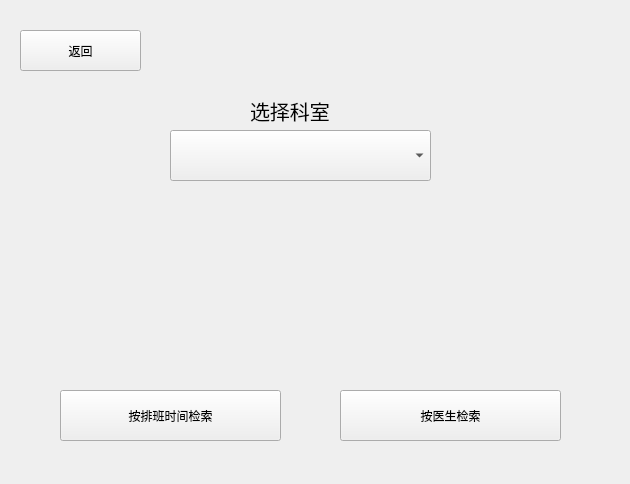
The window that medical_client/department_choose.ui (Gray7118/SMS-Smart_Medical_System) describes before a commit, drawn with Qt 5.
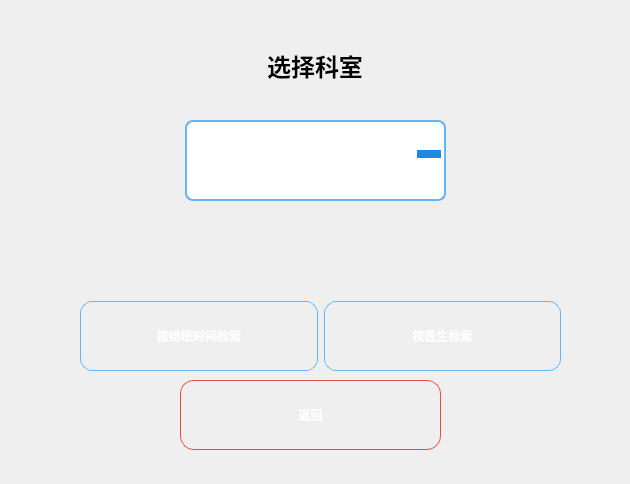
The same window after the commit.

Patch:
```diff
--- a/medical_client/department_choose.ui
+++ b/medical_client/department_choose.ui
@@ -13,72 +13,204 @@
   <property name="windowTitle">
    <string>Form</string>
   </property>
-  <widget class="QComboBox" name="combo_d_choose">
-   <property name="geometry">
-    <rect>
-     <x>170</x>
-     <y>130</y>
-     <width>261</width>
-     <height>51</height>
-    </rect>
-   </property>
-  </widget>
+  <property name="styleSheet">
+   <string notr="true">
+    QWidget#department_choose {
+        background-color: qlineargradient(
+            x1:0, y1:0, x2:0, y2:1,
+            stop:0 #e3f2fd,
+            stop:1 #ffffff
+        );
+        font-family: &quot;Microsoft YaHei&quot;;
+    }
+    QLabel {
+        color: #000000;
+        font-weight: bold;
+    }
+    QComboBox {
+        border: 2px solid #64b5f6;
+        border-radius: 8px;
+        padding: 8px 30px 8px 10px;
+        background-color: #ffffff;
+        font-weight: bold;
+        min-height: 50px;
+        color: #333333;
+    }
+    QComboBox:focus {
+        border: 2px solid #1e88e5;
+    }
+    /* 下拉箭头部分 */
+    QComboBox::drop-down {
+        subcontrol-origin: padding;
+        subcontrol-position: top right;
+        width: 30px;
+        border-left: none;
+        background: transparent;
+    }
+
+    /* 使用三角形绘制箭头，颜色与按钮渐变相近 */
+    QComboBox::down-arrow {
+        width: 12px;
+        height: 12px;
+        border-left: 6px solid transparent;
+        border-right: 6px solid transparent;
+        border-top: 8px solid #1e88e5; /* 蓝色，和按钮底色一致 */
+    }
+
+    /* 按下时箭头颜色加深 */
+    QComboBox::down-arrow:on {
+        border-top-color: #1565c0; /* 按钮按下渐变的底色 */
+    }
+    QComboBox QAbstractItemView {
+        border: 2px solid #64b5f6;
+        border-radius: 6px;
+        background-color: #ffffff;
+        selection-background-color: qlineargradient(
+            x1:0, y1:0, x2:0, y2:1,
+            stop:0 #6ec6ff,
+            stop:1 #1e88e5
+        );
+        selection-color: white;
+        outline: none;
+        padding: 5px;
+        font-weight: bold;
+    }
+    QComboBox QAbstractItemView::item {
+        height: 40px;
+        padding-left: 10px;
+    }
+    QComboBox QAbstractItemView::item:hover {
+        background-color: qlineargradient(
+            x1:0, y1:0, x2:0, y2:1,
+            stop:0 #81d4fa,
+            stop:1 #1976d2
+        );
+        color: white;
+    }
+    QPushButton {
+        border-radius: 12px;
+        border: 1px solid #64b5f6;
+        color: #ffffff;
+        font-weight: bold;
+        background-color: qlineargradient(
+            x1:0, y1:0, x2:0, y2:1,
+            stop:0 #6ec6ff,
+            stop:1 #1e88e5
+        );
+        min-width: 154px;
+        min-height: 68px;
+    }
+    QPushButton:hover {
+        background-color: qlineargradient(
+            x1:0, y1:0, x2:0, y2:1,
+            stop:0 #81d4fa,
+            stop:1 #1976d2
+        );
+    }
+    QPushButton:pressed {
+        background-color: qlineargradient(
+            x1:0, y1:0, x2:0, y2:1,
+            stop:0 #1e88e5,
+            stop:1 #1565c0
+        );
+    }
+    #department_choose_return {
+        border-radius: 14px;
+        border: 1px solid #e74c3c;
+        color: #ffffff;
+        background-color: qlineargradient(
+            x1:0, y1:0, x2:0, y2:1,
+            stop:0 #ff7f7f,
+            stop:1 #e53935
+        );
+    }
+    #department_choose_return:hover {
+        background-color: qlineargradient(
+            x1:0, y1:0, x2:0, y2:1,
+            stop:0 #ff8a80,
+            stop:1 #f44336
+        );
+    }
+    #department_choose_return:pressed {
+        background-color: qlineargradient(
+            x1:0, y1:0, x2:0, y2:1,
+            stop:0 #e53935,
+            stop:1 #c62828
+        );
+    }
+   </string>
+  </property>
   <widget class="QLabel" name="label_d_choose">
    <property name="geometry">
     <rect>
-     <x>250</x>
-     <y>70</y>
-     <width>201</width>
-     <height>81</height>
+     <x>215</x>
+     <y>40</y>
+     <width>200</width>
+     <height>50</height>
     </rect>
    </property>
    <property name="font">
     <font>
-     <pointsize>15</pointsize>
+     <pointsize>18</pointsize>
+     <weight>75</weight>
+     <bold>true</bold>
     </font>
    </property>
    <property name="text">
     <string>选择科室</string>
    </property>
+   <property name="alignment">
+    <set>Qt::AlignCenter</set>
+   </property>
+  </widget>
+  <widget class="QComboBox" name="combo_d_choose">
+   <property name="geometry">
+    <rect>
+     <x>185</x>
+     <y>120</y>
+     <width>261</width>
+     <height>81</height>
+    </rect>
+   </property>
   </widget>
   <widget class="QPushButton" name="department_choose_return">
    <property name="geometry">
     <rect>
-     <x>20</x>
-     <y>30</y>
-     <width>121</width>
-     <height>41</height>
+     <x>180</x>
+     <y>380</y>
+     <width>261</width>
+     <height>70</height>
     </rect>
    </property>
    <property name="text">
     <string>返回</string>
    </property>
   </widget>
-  <widget class="QPushButton" name="department_choose_sure">
+  <widget class="QWidget" name="layoutWidget">
    <property name="geometry">
     <rect>
-     <x>60</x>
-     <y>390</y>
-     <width>221</width>
-     <height>51</height>
+     <x>80</x>
+     <y>300</y>
+     <width>481</width>
+     <height>72</height>
     </rect>
    </property>
-   <property name="text">
-    <string>按排班时间检索</string>
-   </property>
-  </widget>
-  <widget class="QPushButton" name="department_choose_sure_2">
-   <property name="geometry">
-    <rect>
-     <x>340</x>
-     <y>390</y>
-     <width>221</width>
-     <height>51</height>
-    </rect>
-   </property>
-   <property name="text">
-    <string>按医生检索</string>
-   </property>
+   <layout class="QHBoxLayout" name="horizontalLayout">
+    <item>
+     <widget class="QPushButton" name="department_choose_sure">
+      <property name="text">
+       <string>按排班时间检索</string>
+      </property>
+     </widget>
+    </item>
+    <item>
+     <widget class="QPushButton" name="department_choose_sure_2">
+      <property name="text">
+       <string>按医生检索</string>
+      </property>
+     </widget>
+    </item>
+   </layout>
   </widget>
  </widget>
  <resources/>
```
Left out of the diff: 2 changed lines with no effect on the pictures.
